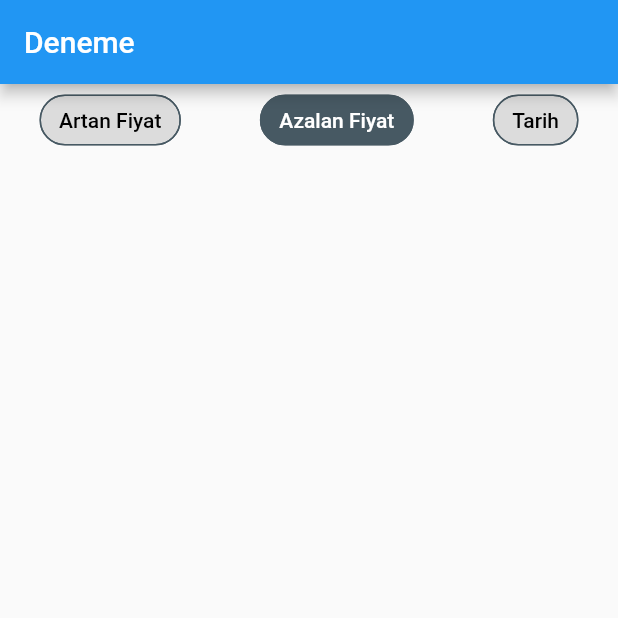
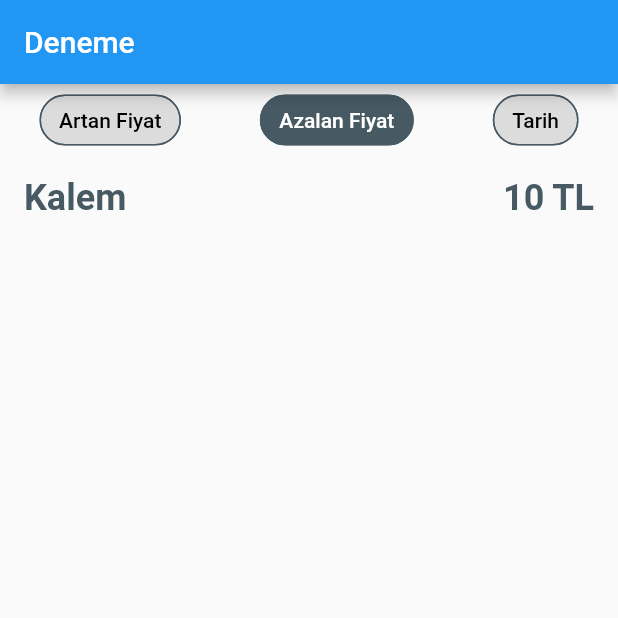
Before and after one commit to OsmanAlperCAM/ProductList, a Flutter app: the screen it shows after launch, on a phone screen of 412 x 824 dp, the top half of it. Run offline on Flutter 3.47's test engine with Material 2 defaults, Android fonts, the phone set to English and light mode, and no system bars.

Commit message:
ListView Seperated added

```diff
--- a/lib/src/pages/Home.dart
+++ b/lib/src/pages/Home.dart
@@ -10,15 +10,22 @@ class Home extends StatefulWidget {
 class _HomeState extends State<Home> {
   int? _choiceChipValue = 1;
   List<String> chipName = ['Artan Fiyat', 'Azalan Fiyat', 'Tarih'];
+  List<Map<String, String>> productList = [
+    {
+      'name': 'Kalem',
+      'price': '10',
+    },
+  ];
   @override
   Widget build(BuildContext context) {
     return Scaffold(
       appBar: AppBar(
         title: const Text('Deneme'),
       ),
-      body: SizedBox(
-        width: double.infinity,
-        child: Wrap(
+      body: Column(
+        crossAxisAlignment: CrossAxisAlignment.stretch,
+        children: [
+          Wrap(
             alignment: WrapAlignment.spaceAround,
             children: List<Widget>.generate(
               3,
@@ -44,6 +51,32 @@ class _HomeState extends State<Home> {
               },
             ).toList(),
           ),
+          Expanded(
+            child: ListView.separated(
+              itemCount: productList.length,
+              separatorBuilder: (BuildContext context, int index) =>
+                  const Divider(),
+              itemBuilder: (BuildContext context, int index) {
+                return ListTile(
+                  title: Text(
+                    '${productList[index]['name']}',
+                    style: const TextStyle(
+                        fontWeight: FontWeight.bold,
+                        color: Color(0xFF475963),
+                        fontSize: 24),
+                  ),
+                  trailing: Text(
+                    '${productList[index]['price']} TL',
+                    style: const TextStyle(
+                        fontWeight: FontWeight.bold,
+                        color: Color(0xFF475963),
+                        fontSize: 24),
+                  ),
+                );
+              },
+            ),
+          )
+        ],
       ),
     );
   }
```
Lines whose indentation alone changed are shown as unchanged.
